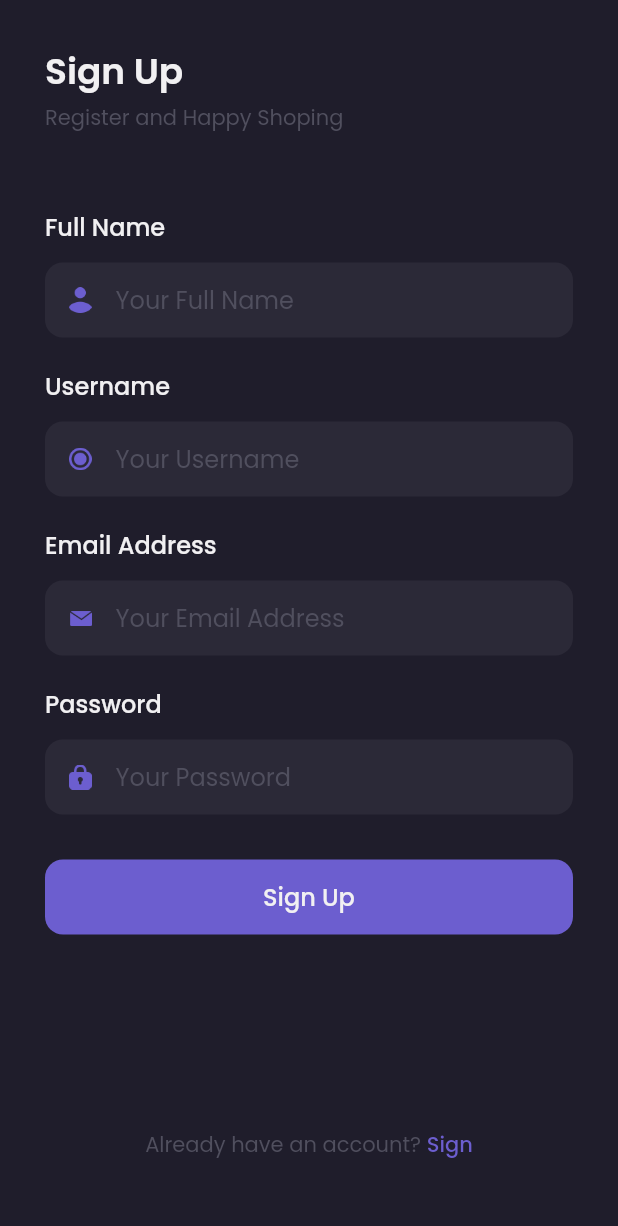
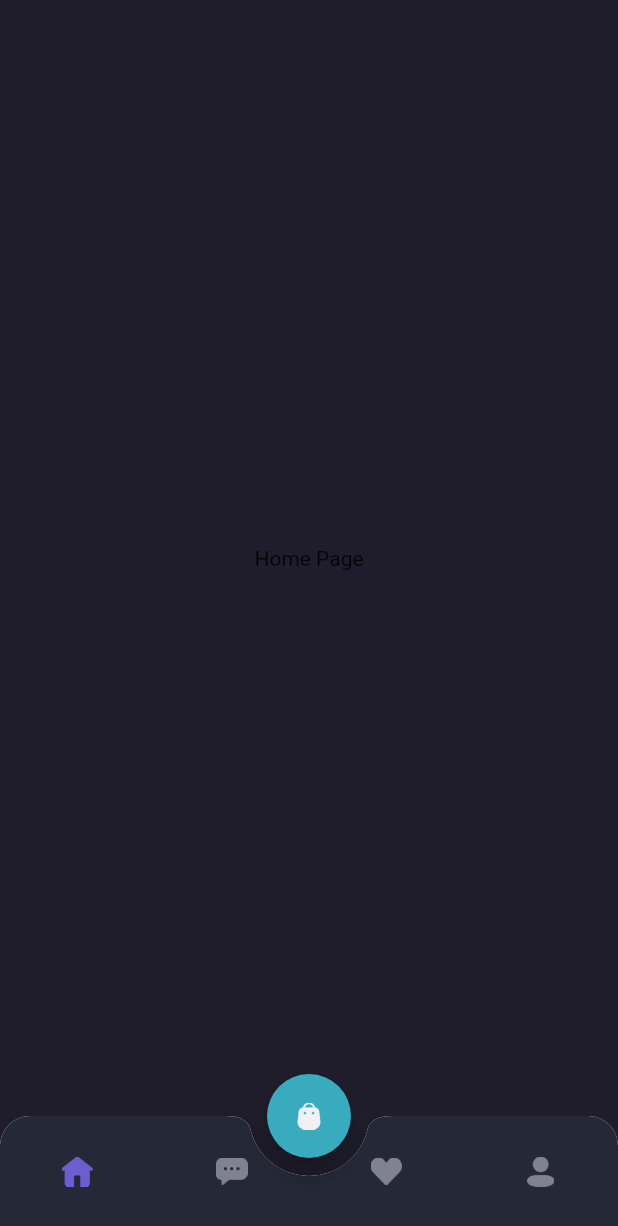
Before and after one commit to endijulian/flutter-ecommerce, a Flutter app: the SignUpPage screen opened by its route, after a tap on "Sign Up", on a phone screen of 412 x 824 dp. Shown: the top 1226 px of the screen. Run offline on Flutter 3.47's test engine with Material 2 defaults, Android fonts, the phone set to English and light mode, and no system bars; our stand-ins replace google_fonts.

Commit message:
page bottom navbar

```diff
--- a/lib/main.dart
+++ b/lib/main.dart
@@ -1,6 +1,7 @@
 // @dart=2.9
 
 import 'package:flutter/material.dart';
+import 'package:flutter_ecommerce/pages/home/main_page.dart';
 import 'package:flutter_ecommerce/pages/sign_in_page.dart';
 import 'package:flutter_ecommerce/pages/sign_up_page.dart';
 import 'package:flutter_ecommerce/pages/splash_page.dart';
@@ -18,6 +19,7 @@ class MyApp extends StatelessWidget {
         '/': (context) => SplashPage(),
         '/sign-in': (context) => SignPage(),
         '/sign-up': (context) => SignUpPage(),
+        '/home': (context) => MainPage(),
       },
     );
   }
--- /dev/null
+++ b/lib/pages/home/chat_page.dart
@@ -0,0 +1,10 @@
+import 'package:flutter/material.dart';
+
+class ChatPage extends StatelessWidget {
+  @override
+  Widget build(BuildContext context) {
+    return Center(
+      child: Text('Chat Page'),
+    );
+  }
+}
--- /dev/null
+++ b/lib/pages/home/home_page.dart
@@ -0,0 +1,10 @@
+import 'package:flutter/material.dart';
+
+class HomePage extends StatelessWidget {
+  @override
+  Widget build(BuildContext context) {
+    return Center(
+      child: Text('Home Page'),
+    );
+  }
+}
--- /dev/null
+++ b/lib/pages/home/main_page.dart
@@ -0,0 +1,140 @@
+// ignore_for_file: dead_code
+
+import 'package:flutter/material.dart';
+import 'package:flutter_ecommerce/pages/home/chat_page.dart';
+import 'package:flutter_ecommerce/pages/home/home_page.dart';
+import 'package:flutter_ecommerce/pages/home/profile_page.dart';
+import 'package:flutter_ecommerce/pages/home/wishlist_page.dart';
+import 'package:flutter_ecommerce/theme.dart';
+
+class MainPage extends StatefulWidget {
+  const MainPage({Key? key}) : super(key: key);
+
+  @override
+  State<MainPage> createState() => _MainPageState();
+}
+
+class _MainPageState extends State<MainPage> {
+  int currentIndexBottomBar = 0;
+
+  @override
+  Widget build(BuildContext context) {
+    Widget cartButton() {
+      return FloatingActionButton(
+        backgroundColor: secondaryColor,
+        onPressed: () {},
+        child: Image.asset(
+          'assets/icon_cart.png',
+          width: 20,
+          height: 18,
+        ),
+      );
+    }
+
+    Widget customBottomNav() {
+      return ClipRRect(
+        borderRadius: const BorderRadius.vertical(
+          top: Radius.circular(20),
+        ),
+        child: BottomAppBar(
+          shape: const CircularNotchedRectangle(),
+          notchMargin: 12,
+          clipBehavior: Clip.antiAlias,
+          child: BottomNavigationBar(
+            backgroundColor: backgroundColor4,
+            currentIndex: currentIndexBottomBar,
+            onTap: (value) {
+              print(value);
+              setState(() {
+                currentIndexBottomBar = value;
+              });
+            },
+            type: BottomNavigationBarType.fixed,
+            items: [
+              BottomNavigationBarItem(
+                icon: Container(
+                  margin: const EdgeInsets.only(top: 20, bottom: 10),
+                  child: Image.asset(
+                    'assets/icon_home.png',
+                    width: 21,
+                    color: currentIndexBottomBar == 0
+                        ? primaryColor
+                        : const Color(0xff808191),
+                  ),
+                ),
+                label: '',
+              ),
+              BottomNavigationBarItem(
+                icon: Container(
+                  margin: const EdgeInsets.only(top: 20, bottom: 10),
+                  child: Image.asset(
+                    'assets/icon_chat.png',
+                    width: 21,
+                    color: currentIndexBottomBar == 1
+                        ? primaryColor
+                        : const Color(0xff808191),
+                  ),
+                ),
+                label: '',
+              ),
+              BottomNavigationBarItem(
+                icon: Container(
+                  margin: const EdgeInsets.only(top: 20, bottom: 10),
+                  child: Image.asset(
+                    'assets/icon_wishlist.png',
+                    width: 21,
+                    color: currentIndexBottomBar == 2
+                        ? primaryColor
+                        : const Color(0xff808191),
+                  ),
+                ),
+                label: '',
+              ),
+              BottomNavigationBarItem(
+                icon: Container(
+                  margin: const EdgeInsets.only(top: 20, bottom: 10),
+                  child: Image.asset(
+                    'assets/icon_profile.png',
+                    width: 18,
+                    color: currentIndexBottomBar == 3
+                        ? primaryColor
+                        : const Color(0xff808191),
+                  ),
+                ),
+                label: '',
+              ),
+            ],
+          ),
+        ),
+      );
+    }
+
+    body() {
+      switch (currentIndexBottomBar) {
+        case 0:
+          return HomePage();
+          break;
+        case 1:
+          return ChatPage();
+          break;
+        case 2:
+          return WishlistPage();
+          break;
+        case 3:
+          return ProfilePage();
+          break;
+
+        default:
+          return HomePage();
+      }
+    }
+
+    return Scaffold(
+      backgroundColor: backgroundColor1,
+      floatingActionButton: cartButton(),
+      floatingActionButtonLocation: FloatingActionButtonLocation.centerDocked,
+      bottomNavigationBar: customBottomNav(),
+      body: body(),
+    );
+  }
+}
--- /dev/null
+++ b/lib/pages/home/profile_page.dart
@@ -0,0 +1,10 @@
+import 'package:flutter/material.dart';
+
+class ProfilePage extends StatelessWidget {
+  @override
+  Widget build(BuildContext context) {
+    return Center(
+      child: Text('Profile Page'),
+    );
+  }
+}
--- /dev/null
+++ b/lib/pages/home/wishlist_page.dart
@@ -0,0 +1,10 @@
+import 'package:flutter/material.dart';
+
+class WishlistPage extends StatelessWidget {
+  @override
+  Widget build(BuildContext context) {
+    return Center(
+      child: Text('Wishlist Page'),
+    );
+  }
+}
--- a/lib/pages/sign_in_page.dart
+++ b/lib/pages/sign_in_page.dart
@@ -140,7 +140,9 @@ class SignPage extends StatelessWidget {
         width: double.infinity,
         margin: EdgeInsets.only(top: 30),
         child: TextButton(
-          onPressed: () {},
+          onPressed: () {
+            Navigator.pushNamed(context, '/home');
+          },
           child: Text(
             'Sign In',
             style: primaryTextStyle.copyWith(
--- a/lib/pages/sign_up_page.dart
+++ b/lib/pages/sign_up_page.dart
@@ -242,7 +242,9 @@ class SignUpPage extends StatelessWidget {
         width: double.infinity,
         margin: EdgeInsets.only(top: 30),
         child: TextButton(
-          onPressed: () {},
+          onPressed: () {
+            Navigator.pushNamed(context, '/home');
+          },
           child: Text(
             'Sign Up',
             style: primaryTextStyle.copyWith(
--- a/lib/theme.dart
+++ b/lib/theme.dart
@@ -12,6 +12,7 @@ Color priceColor = Color(0xff2C96F1);
 Color backgroundColor1 = Color(0xff1F1D2B);
 Color backgroundColor2 = Color(0xff2B2937);
 Color backgroundColor3 = Color(0xff242231);
+Color backgroundColor4 = Color(0xff252836);
 Color primaryTextColor = Color(0xffF1F0F2);
 Color secondaryTextColor = Color(0xff999999);
 Color subtitleColor = Color(0xff504F5E);
```
